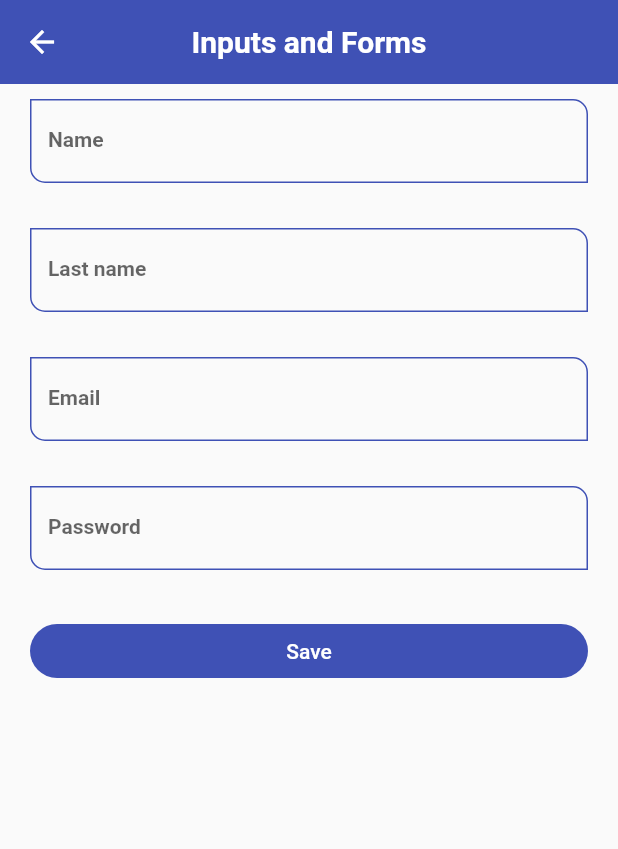
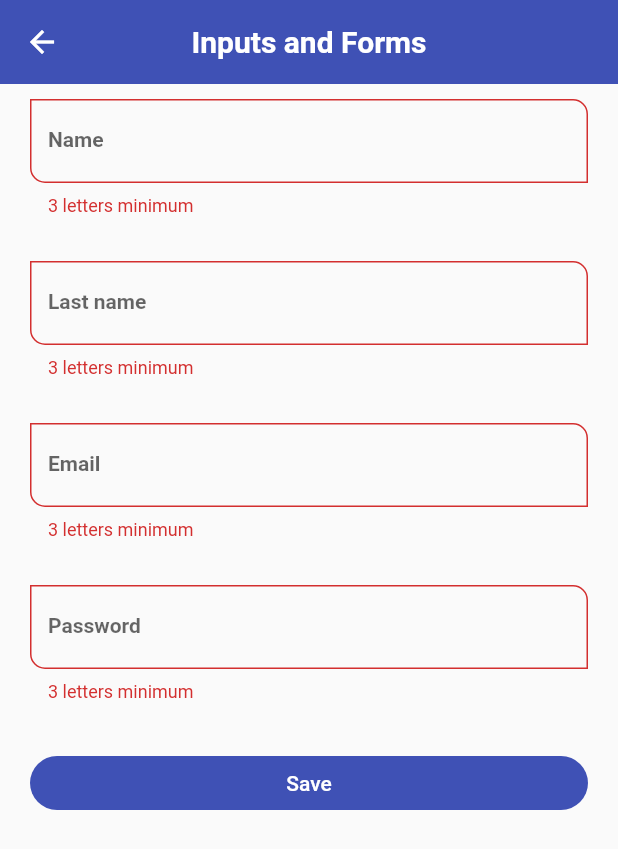
Before and after one commit to a-tiny-developer/flutter_components, a Flutter app: the InputsScreen screen opened by its route, after a tap on "Save", on a phone screen of 412 x 824 dp. Shown: the top 849 px of the screen. Run offline on Flutter 3.47's test engine with Material 2 defaults, Android fonts, the phone set to English and light mode, and no system bars; our stand-ins replace google_fonts.

```diff
--- /dev/null
+++ b/lib/models/form.dart
@@ -0,0 +1,13 @@
+import 'package:flutter/material.dart';
+
+class MyForm {
+  static final myFormKey = GlobalKey<FormState>();
+
+  static final formValues = <String, String>{
+    'first_name': 'Fernando',
+    'last_name': 'Herrera',
+    'email': 'fernando@google.com',
+    'password': '12345',
+    'role': 'Admin',
+  };
+}
--- a/lib/models/models.dart
+++ b/lib/models/models.dart
@@ -1 +1,2 @@
+export 'form.dart';
 export 'menu_option.dart';
--- a/lib/screens/inputs_screen.dart
+++ b/lib/screens/inputs_screen.dart
@@ -1,22 +1,13 @@
 import 'package:flutter/material.dart';
 
 import '../widgets/widgets.dart';
+import '../models/models.dart';
 
 class InputsScreen extends StatelessWidget {
   const InputsScreen({Key? key}) : super(key: key);
 
   @override
   Widget build(BuildContext context) {
-    final formValues = <String, String>{
-      'first_name': 'Fernando',
-      'last_name': 'Herrera',
-      'email': 'fernando@google.com',
-      'password': '12345',
-      'role': 'Admin',
-    };
-
-    final myFormKey = GlobalKey<FormState>();
-
     return Scaffold(
       appBar: AppBar(
         title: const Text('Inputs and Forms'),
@@ -25,39 +16,52 @@ class InputsScreen extends StatelessWidget {
         child: Padding(
           padding: const EdgeInsets.symmetric(horizontal: 20, vertical: 10),
           child: Form(
-            key: myFormKey,
+            key: MyForm.myFormKey,
             child: Column(
               children: [
-                const CustomInputField(
+                CustomInputField(
                   labelText: 'Name',
                   hintText: 'User Name',
+                  onChanged: (value) {
+                    MyForm.formValues['first_name'] = value;
+                  },
                 ),
                 const SizedBox(height: 30),
-                const CustomInputField(
+                CustomInputField(
                   labelText: 'Last name',
                   hintText: 'User Last name',
+                  onChanged: (value) {
+                    MyForm.formValues['last_name'] = value;
+                  },
                 ),
                 const SizedBox(height: 30),
-                const CustomInputField(
+                CustomInputField(
                   labelText: 'Email',
                   hintText: 'User Email',
                   keyboardType: TextInputType.emailAddress,
+                  onChanged: (value) {
+                    MyForm.formValues['email'] = value;
+                  },
                 ),
                 const SizedBox(height: 30),
-                const CustomInputField(
+                CustomInputField(
                   labelText: 'Password',
                   hintText: 'User Password',
                   obscureText: true,
+                  onChanged: (value) {
+                    MyForm.formValues['password'] = value;
+                  },
                 ),
                 const SizedBox(height: 30),
                 ElevatedButton(
                   onPressed: () {
+                    // hide keyboard;
                     FocusScope.of(context).requestFocus(FocusNode());
-                    if (!myFormKey.currentState!.validate()) {
+                    if (!MyForm.myFormKey.currentState!.validate()) {
                       print('Invalid Form');
                       return;
                     }
-                    print(formValues);
+                    print(MyForm.formValues);
                   },
                   child: const SizedBox(
                     width: double.infinity,
--- a/lib/widgets/custom_input_field.dart
+++ b/lib/widgets/custom_input_field.dart
@@ -10,6 +10,9 @@ class CustomInputField extends StatelessWidget {
     this.suffixIcon,
     this.keyboardType,
     this.obscureText = false,
+    required this.onChanged,
+    // required this.formProperty,
+    // required this.formValues,
   }) : super(key: key);
 
   final String? labelText;
@@ -19,6 +22,9 @@ class CustomInputField extends StatelessWidget {
   final IconData? suffixIcon;
   final TextInputType? keyboardType;
   final bool obscureText;
+  // final String formProperty;
+  // final Map<String, String> formValues;
+  final void Function(String) onChanged;
 
   @override
   Widget build(BuildContext context) {
@@ -28,9 +34,7 @@ class CustomInputField extends StatelessWidget {
       textCapitalization: TextCapitalization.words,
       keyboardType: keyboardType,
       obscureText: obscureText,
-      onChanged: (value) {
-        // print('value: $value');
-      },
+      onChanged: onChanged,
       validator: (value) {
         if (value == null) {
           return 'This value is required';
```
